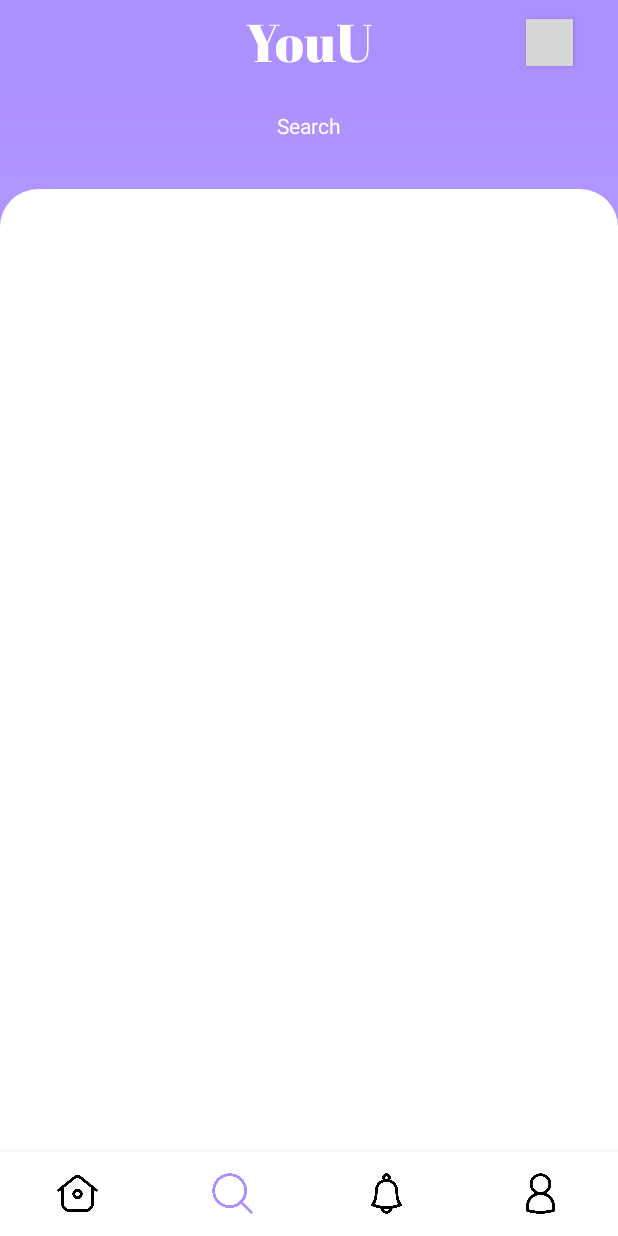
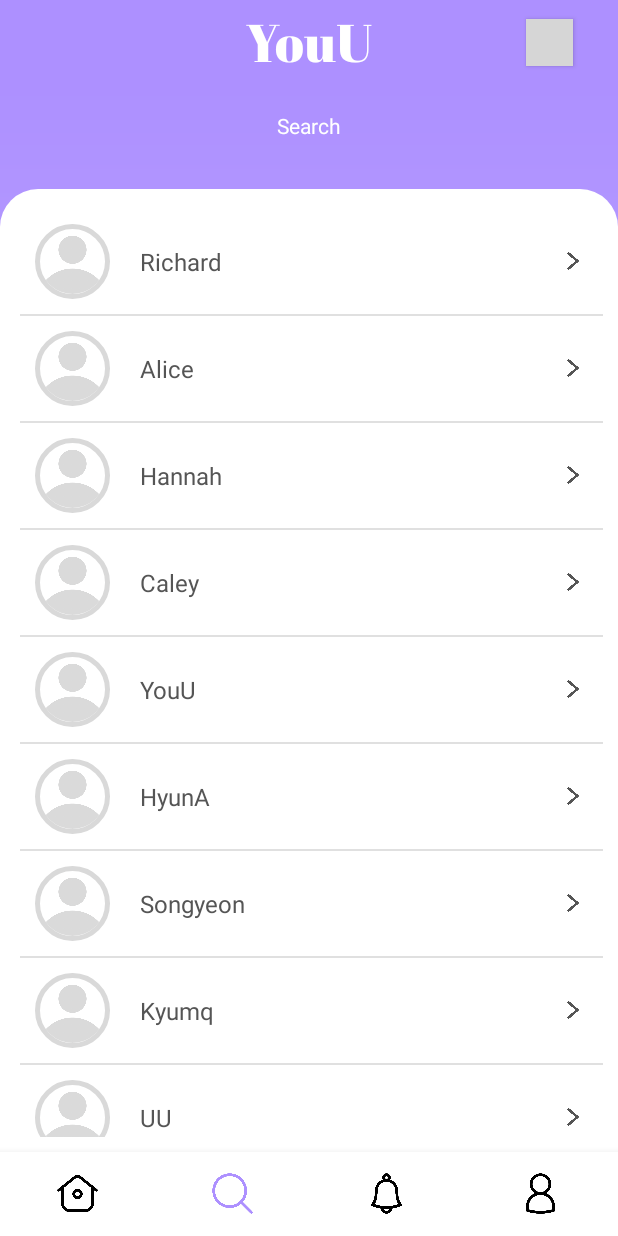
Before and after one commit to kyum-q/UU_Android, an Android app: the SearchFragment screen opened through its navigation route, on a phone screen of 412 x 824 dp. Run offline under Robolectric (Android 15) with nearby library versions, the phone set to English and light mode, and no system bars; our stand-ins replace CircleImageView, Firebase (no records; nobody signed in at launch, a user with empty details on screens opened directly), navigation-ui; grey boxes are pictures that could not be loaded.

Commit message:
commit searchFragment

```diff
--- a/app/src/main/java/com/example/android_sns_project/SearchFragment.kt
+++ b/app/src/main/java/com/example/android_sns_project/SearchFragment.kt
@@ -5,7 +5,19 @@ import androidx.fragment.app.Fragment
 import android.view.LayoutInflater
 import android.view.View
 import android.view.ViewGroup
+import androidx.recyclerview.widget.DividerItemDecoration
+import androidx.recyclerview.widget.LinearLayoutManager
+import androidx.recyclerview.widget.RecyclerView
+import com.example.android_sns_project.data.UserModel
+import com.example.android_sns_project.databinding.FragmentOtherUserBinding
+import com.example.android_sns_project.databinding.FragmentSearchBinding
+
 class SearchFragment : Fragment() {
+
+    private lateinit var rvUsers: RecyclerView
+    private lateinit var usersAdapter: UsersAdapter
+    private var _binding: FragmentSearchBinding? = null
+    private val binding get() = _binding!!
 
     override fun onCreate(savedInstanceState: Bundle?) {
         super.onCreate(savedInstanceState)
@@ -16,7 +28,42 @@ class SearchFragment : Fragment() {
 
     override fun onCreateView(inflater: LayoutInflater, container: ViewGroup?,
                               savedInstanceState: Bundle?): View? {
+        _binding = FragmentSearchBinding.inflate(inflater, container, false)
+        initData()
+//        return inflater.inflate(R.layout.fragment_search, container, false)
+        return binding?.root
+    }
 
-        return inflater.inflate(R.layout.fragment_search, container, false)
+    private fun initData(){
+        rvUsers = binding?.rvUsers!!
+        initRecyclerView()
+    }
+
+    private fun initRecyclerView(){
+        rvUsers.layoutManager = LinearLayoutManager(context)
+        rvUsers.addItemDecoration(DividerItemDecoration(context,DividerItemDecoration.VERTICAL))
+        usersAdapter = UsersAdapter()
+        rvUsers.adapter = usersAdapter
+        showData()
+    }
+
+    private fun populateUsers():List<UserModel>{
+        var userList = ArrayList<UserModel>()
+        userList.add(UserModel("Richard"))
+        userList.add(UserModel("Alice"))
+        userList.add(UserModel("Hannah"))
+        userList.add(UserModel("Caley"))
+        userList.add(UserModel("YouU"))
+        userList.add(UserModel("HyunA"))
+        userList.add(UserModel("Songyeon"))
+        userList.add(UserModel("Kyumq"))
+        userList.add(UserModel("UU"))
+        userList.add(UserModel("MOMY"))
+
+        return userList
+    }
+
+    private fun showData(){
+        usersAdapter.setData(populateUsers())
     }
 }
--- /dev/null
+++ b/app/src/main/java/com/example/android_sns_project/UsersAdapter.kt
@@ -0,0 +1,58 @@
+package com.example.android_sns_project
+
+import android.content.Context
+import android.util.Log
+import android.view.LayoutInflater
+import android.view.View
+import android.view.ViewGroup
+import android.widget.TextView
+import androidx.recyclerview.widget.RecyclerView
+import com.example.android_sns_project.data.UserModel
+import com.example.android_sns_project.databinding.FragmentSearchBinding
+import com.example.android_sns_project.databinding.FragmentSearchRowBinding
+
+class UsersAdapter: RecyclerView.Adapter<UsersAdapter.SearchViewHolder>() {
+
+    private var userModelList: List<UserModel> = arrayListOf()
+//    private lateinit var context: Context
+
+    public fun setData(userModel: List<UserModel>){
+        this.userModelList = userModel
+        notifyDataSetChanged()
+    }
+
+//    override fun onCreateViewHolder(parent: ViewGroup, viewType: Int): ViewHolder {
+//        context = parent.context
+//        return ViewHolder(LayoutInflater.from(context).inflate(R.layout.fragment_search_row, parent, false))
+//    }
+
+    class SearchViewHolder(private val binding: FragmentSearchRowBinding) : RecyclerView.ViewHolder(binding.root){
+        fun onBind( data : UserModel){
+            binding.tvNickname.text = data.nickname
+        }
+    }
+
+    override fun onCreateViewHolder(parent: ViewGroup, viewType: Int): SearchViewHolder {
+//        val view = LayoutInflater.from(parent.context)
+//            .inflate(R.layout.fragment_search_row, parent, false)
+
+        val binding = FragmentSearchRowBinding.inflate(LayoutInflater.from(parent.context), parent, false)
+        return SearchViewHolder(binding)
+    }
+
+    override fun onBindViewHolder(holder: SearchViewHolder, position: Int) {
+        var userModel = userModelList.get(position)
+        var nickname = userModel.nickname
+        Log.v("test log", nickname)
+//        holder.tvNickname.text = nickname
+        holder.onBind(userModelList.get(position))
+    }
+
+    override fun getItemCount(): Int {
+        return userModelList.size
+    }
+
+//    class ViewHolder(itemView: View):RecyclerView.ViewHolder(itemView){
+//        var tvNickname = itemView.findViewById<TextView>(R.id.tvNickname)
+//    }
+}
--- /dev/null
+++ b/app/src/main/java/com/example/android_sns_project/data/UserModel.kt
@@ -0,0 +1,3 @@
+package com.example.android_sns_project.data
+
+data class UserModel (var nickname: String)
--- a/app/src/main/res/layout/fragment_search.xml
+++ b/app/src/main/res/layout/fragment_search.xml
@@ -19,6 +19,7 @@
             android:layout_height="?attr/actionBarSize">
 
             <TextView
+                android:id="@+id/tvNickname"
                 android:layout_width="wrap_content"
                 android:layout_height="wrap_content"
                 android:layout_gravity="center_horizontal"
@@ -34,6 +35,7 @@
         android:background="@drawable/search_recyclerview_bg"
         android:padding="10dp">
         <androidx.recyclerview.widget.RecyclerView
+            android:id="@+id/rvUsers"
             android:layout_width="match_parent"
             android:layout_height="wrap_content"
             android:layout_marginStart="3dp"
--- a/app/src/main/res/layout/fragment_search_row.xml
+++ b/app/src/main/res/layout/fragment_search_row.xml
@@ -3,19 +3,17 @@
     xmlns:app="http://schemas.android.com/apk/res-auto"
     xmlns:tools="http://schemas.android.com/tools"
     android:layout_width="match_parent"
-    android:layout_height="match_parent">
+    android:layout_height="wrap_content">
+
     <LinearLayout
         android:id="@+id/comment_layout"
         android:layout_width="match_parent"
-        android:layout_height="0dp"
+        android:layout_height="wrap_content"
         android:orientation="horizontal"
         tools:ignore="MissingConstraints">
 
         <de.hdodenhof.circleimageview.CircleImageView
             android:id="@+id/account_profile"
-            app:civ_border_overlay="true"
-            app:civ_border_width="3dp"
-            app:civ_border_color="@color/profile_border"
             android:layout_width="50dp"
             android:layout_height="50dp"
             android:layout_alignParentLeft="true"
@@ -24,28 +22,33 @@
             android:layout_marginEnd="10dp"
             android:layout_marginBottom="10dp"
             android:src="@drawable/profile"
+            app:civ_border_color="@color/profile_border"
+            app:civ_border_overlay="true"
+            app:civ_border_width="3dp"
             tools:ignore="MissingClass" />
+
         <TextView
+            android:id="@+id/tvNickname"
             android:layout_width="wrap_content"
             android:layout_height="match_parent"
+            android:gravity="center_vertical"
+            android:padding="10dp"
             android:text="Guest"
-            android:textSize="16sp"
             android:textColor="@color/dark_grey_text"
-            android:gravity="center_vertical"
-            android:padding="10dp"/>
+            android:textSize="16sp" />
 
         <View
             android:layout_width="0dp"
             android:layout_height="0dp"
             android:layout_weight="1" />
+
         <ImageView
             android:layout_width="20dp"
             android:layout_height="20dp"
+            android:layout_alignParentRight="true"
+            android:layout_gravity="center_vertical"
             android:layout_marginRight="10dp"
-            android:layout_gravity="center_vertical"
-            android:src="@drawable/right_arrow"
-            android:layout_alignParentRight="true"
-            />
+            android:src="@drawable/right_arrow" />
 
         <!--        <TextView-->
         <!--            android:id="@+id/comment_id"-->
```
Also changed, not shown: app/src/main/res/drawable/btn_signin_google.png (deleted). Lines whose indentation alone changed are shown as unchanged.
